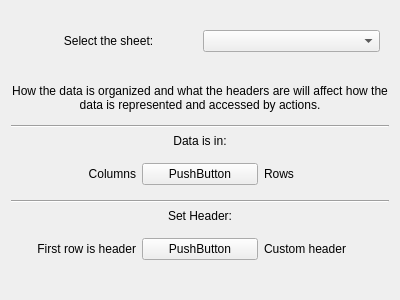
This is howdyCoder/ui/qtUiFiles/fileDataSourceSettings.ui in rmallow/howdyCoder as Qt 5 draws it before an edit. The edited form follows.
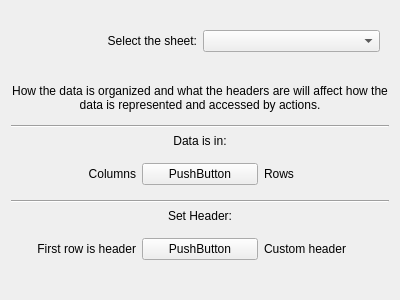
This is the edited form. Custom widgets are drawn as their Qt base class.

The edit to the form file:
```diff
--- a/howdyCoder/ui/qtUiFiles/fileDataSourceSettings.ui
+++ b/howdyCoder/ui/qtUiFiles/fileDataSourceSettings.ui
@@ -23,7 +23,7 @@
          <string>Select the sheet:</string>
         </property>
         <property name="alignment">
-         <set>Qt::AlignCenter</set>
+         <set>Qt::AlignRight|Qt::AlignTrailing|Qt::AlignVCenter</set>
         </property>
        </widget>
       </item>
```
